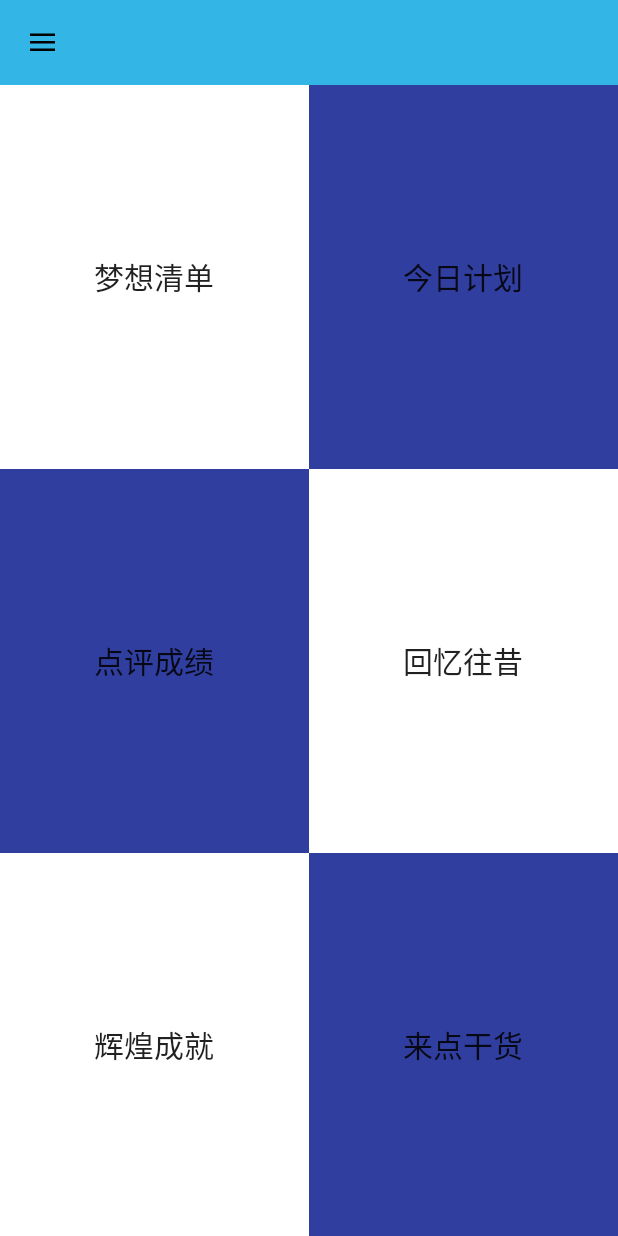
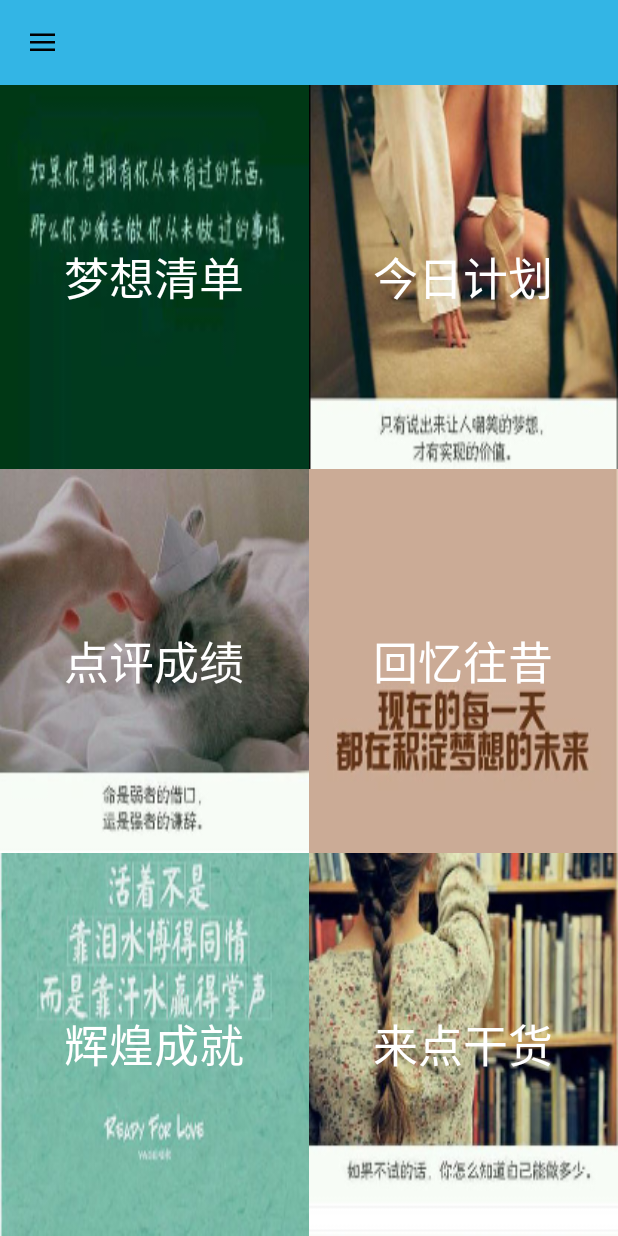
Before and after one commit to dreamer2018shine/DREAMLIST1, an Android app: the layout activity_main.xml on its own in the app's theme, with its tools: preview values and no code run, on a phone screen of 412 x 824 dp. Run offline under Robolectric (Android 15) with nearby library versions, the phone set to English and light mode, and no system bars; Roboto replaces fonts that are not available here.

Commit message:
seventh commit 2

```diff
--- a/DREAMLIST/app/src/main/res/layout/activity_main.xml
+++ b/DREAMLIST/app/src/main/res/layout/activity_main.xml
@@ -47,19 +47,21 @@
             <Button
                 android:id="@+id/dreamlist"
                 android:text="@string/dreamlist"
-                android:textSize="20dp"
+                android:textColor="@color/color_white"
+                android:textSize="30dp"
                 android:layout_width="match_parent"
                 android:layout_height="match_parent"
                 android:layout_weight="1"
-                android:background="#fff"/>
+                android:background="@drawable/p5"/>
             <Button
                 android:id="@+id/todayplan"
                 android:text="@string/todayplan"
-                android:textSize="20dp"
+                android:textColor="@color/color_white"
+                android:textSize="30dp"
                 android:layout_width="match_parent"
                 android:layout_height="match_parent"
                 android:layout_weight="1"
-                android:background="@color/colorPrimaryDark"/>
+                android:background="@drawable/p2"/>
         </LinearLayout>
 
 
@@ -72,19 +74,21 @@
             <Button
                 android:id="@+id/checkout"
                 android:text="@string/checkout"
-                android:textSize="20dp"
+                android:textColor="@color/color_white"
+                android:textSize="30dp"
                 android:layout_width="match_parent"
                 android:layout_height="match_parent"
                 android:layout_weight="1"
-                android:background="@color/colorPrimaryDark"/>
+                android:background="@drawable/p3"/>
             <Button
                 android:id="@+id/memory"
                 android:text="@string/memory"
-                android:textSize="20dp"
+                android:textColor="@color/color_white"
+                android:textSize="30dp"
                 android:layout_width="match_parent"
                 android:layout_height="match_parent"
                 android:layout_weight="1"
-                android:background="#fff"/>
+                android:background="@drawable/p1"/>
         </LinearLayout>
 
 
@@ -96,19 +100,21 @@
             <Button
                 android:id="@+id/achievement"
                 android:text="@string/achievement"
-                android:textSize="20dp"
+                android:textSize="30dp"
+                android:textColor="@color/color_white"
                 android:layout_width="match_parent"
                 android:layout_height="match_parent"
                 android:layout_weight="1"
-                android:background="#fff"/>
+                android:background="@drawable/p4"/>
             <Button
                 android:id="@+id/encouragement"
                 android:text="@string/encouragement"
-                android:textSize="20dp"
+                android:textSize="30dp"
+                android:textColor="@color/color_white"
                 android:layout_width="match_parent"
                 android:layout_height="match_parent"
                 android:layout_weight="1"
-                android:background="@color/colorPrimaryDark"/>
+                android:background="@drawable/p6"/>
         </LinearLayout>
 
 
--- a/DREAMLIST/app/src/main/res/layout/drawer_header.xml
+++ b/DREAMLIST/app/src/main/res/layout/drawer_header.xml
@@ -9,8 +9,8 @@
         android:layout_marginTop="15dp"
         android:id="@+id/header_icon"
         android:layout_centerHorizontal="true"
-        android:layout_width="wrap_content"
-        android:layout_height="wrap_content"
+        android:layout_width="match_parent"
+        android:layout_height="200dp"
         android:src="@drawable/logo"/>
     <TextView
         android:layout_marginTop="10dp"
@@ -20,7 +20,7 @@
         android:layout_width="wrap_content"
         android:layout_height="wrap_content"
         android:id="@+id/nick_name"
-        android:text="Andy Lau"
+        android:text="12345"
         android:textSize="18sp"/>
     <TextView
 
```
Also changed, not shown: DREAMLIST/app/src/main/AndroidManifest.xml (+5 -5 lines), DREAMLIST/app/src/main/java/activitytest/example/com/dreamlist/MainActivity.java (+20 -17 lines), DREAMLIST/app/src/main/java/activitytest/example/com/dreamlist/ui/SettingActivity.java (+37 -39 lines), DREAMLIST/app/src/main/res/drawable-xxhdpi/p1.JPG (added), DREAMLIST/app/src/main/res/drawable-xxhdpi/p2.JPG (added), DREAMLIST/app/src/main/res/drawable-xxhdpi/p3.JPG (added), DREAMLIST/app/src/main/res/drawable-xxhdpi/p4.JPG (added), DREAMLIST/app/src/main/res/drawable-xxhdpi/p5.JPG (added), DREAMLIST/app/src/main/res/drawable-xxhdpi/p6.JPG (added).
